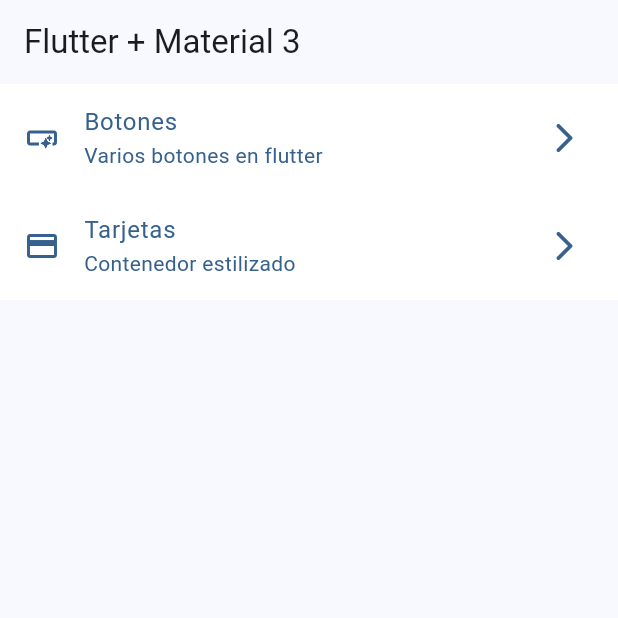
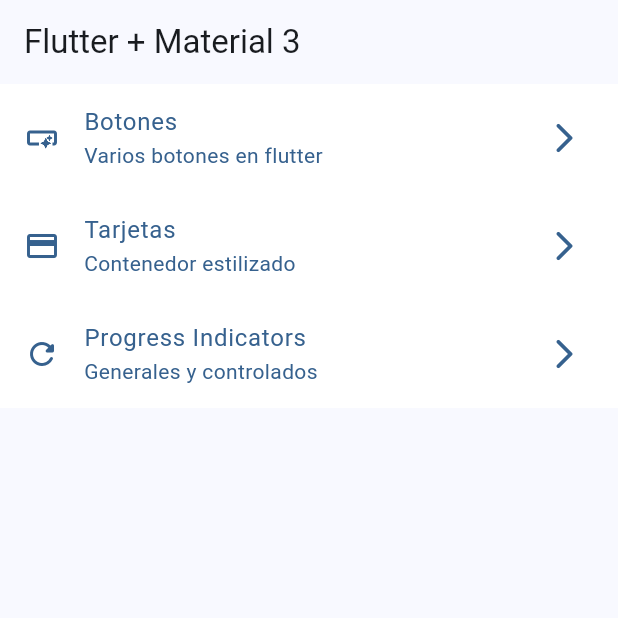
Before and after one commit to Curvi55/widgets_app, a Flutter app: the screen it shows after launch, on a phone screen of 412 x 824 dp, the top half of it. Run offline on Flutter 3.47's test engine with Material 2 defaults, Android fonts, the phone set to English and light mode, and no system bars; our stand-ins replace go_router.

Commit message:
progress indicator terminado

```diff
--- a/lib/config/menu/menu_items.dart
+++ b/lib/config/menu/menu_items.dart
@@ -32,13 +32,14 @@ class MenuItem {
         link:'/cards'  ,
         icon:Icons.credit_card
         ),
-/*
+
       const MenuItem(
-        title:'Tarjetas' ,
-        subTitle: 'Contenedor estilizado',
-        link:'/card'  ,
-        icon:Icons.credit_card
+        title:'Progress Indicators' ,
+        subTitle: 'Generales y controlados',
+        link:'/progress'  ,
+        icon:Icons.refresh_rounded
         ),
+        /*
       const MenuItem(
         title:'Tarjetas' ,
         subTitle: 'Contenedor estilizado',
--- a/lib/config/router/app_router.dart
+++ b/lib/config/router/app_router.dart
@@ -27,6 +27,12 @@ final appRouter = GoRouter(
       builder: (context, state) => const CardsScreen(),
     ),
 
+    GoRoute(
+      path: '/progress',
+      name: ProgressScreen.name,
+      builder: (context, state) => const ProgressScreen(),
+    ),
+
 
   ],
 );
```
Also changed, not shown: lib/presentation/screens/progress/progress_screen.dart (+73 -1 lines).
